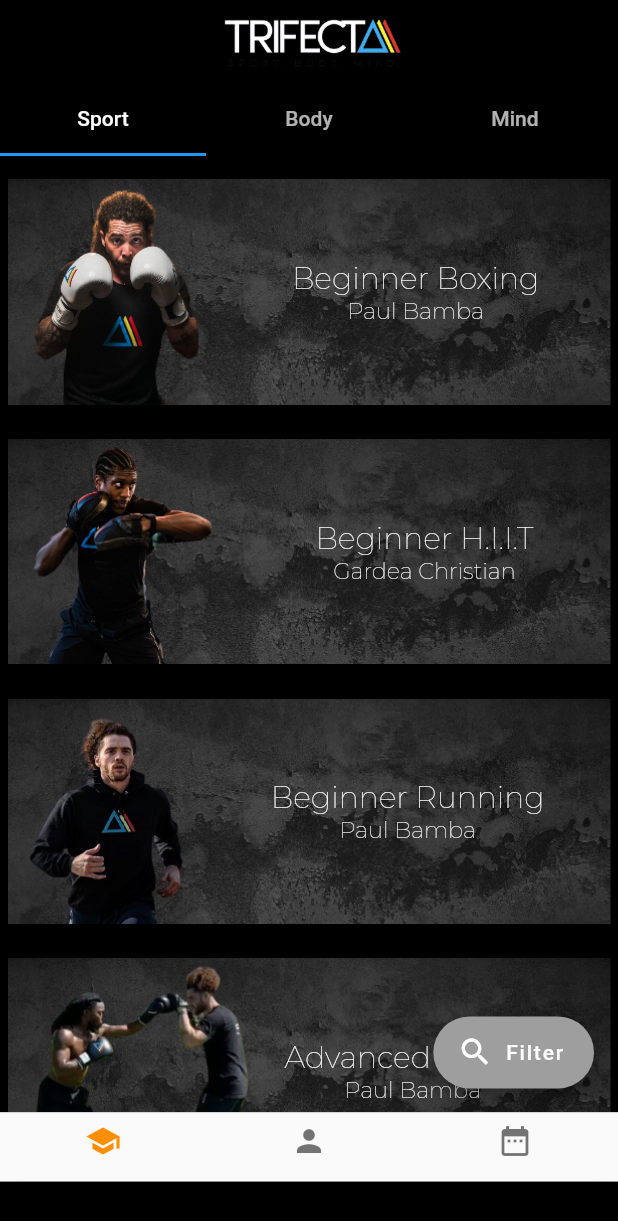
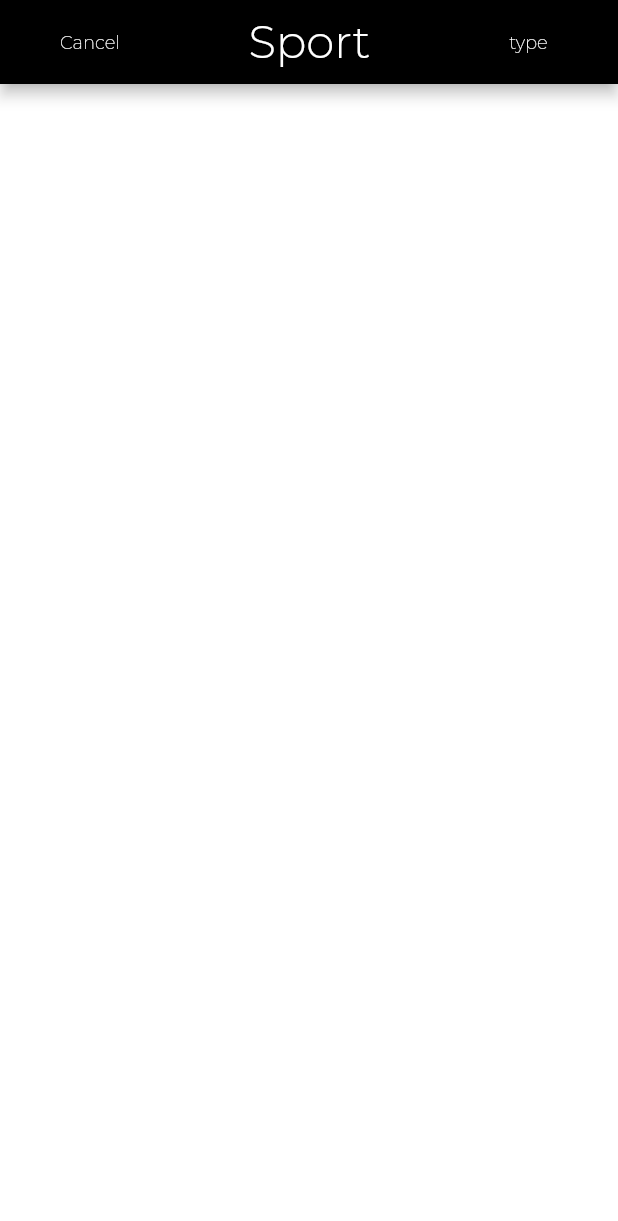
Before and after one commit to juderzzo/TrifectaAppFull, a Flutter app: the ProfileRoute screen opened directly, after a tap on "Filter", on a phone screen of 412 x 824 dp. Shown: the top 1221 px of the screen. Run offline on Flutter 3.47's test engine with Material 2 defaults, Android fonts, the phone set to English and light mode, and no system bars; our stand-ins replace font_awesome_flutter, google_fonts, table_calendar; missing offline and left inert: agora_rtc_engine.

Commit message:
filter page

```diff
--- a/TrifectaApp/lib/landing/all.dart
+++ b/TrifectaApp/lib/landing/all.dart
@@ -1,5 +1,5 @@
 export 'challenges.dart';
 export 'classDesc.dart';
-
+export 'filter.dart';
 export 'homepage.dart';
 export 'livestream.dart';
--- /dev/null
+++ b/TrifectaApp/lib/landing/filter.dart
@@ -0,0 +1,80 @@
+import 'package:flutter/material.dart';
+import 'package:http/http.dart' as http;
+import 'package:google_fonts/google_fonts.dart';
+import 'package:font_awesome_flutter/font_awesome_flutter.dart';
+import '../all.dart';
+
+class FilterRoute extends StatefulWidget {
+  final String type;
+  FilterRoute({Key key, this.type}) : super(key: key);
+
+  @override
+  _FilterRouteState createState() => _FilterRouteState();
+
+}
+
+class _FilterRouteState extends State<FilterRoute>{
+
+  @override
+  void initState() {
+    super.initState();
+  }
+
+  //Future<List> futureAlbum;
+
+  @override
+  Widget build(BuildContext context) {
+    return MaterialApp(
+      home: Container(
+        child: Column(
+          children: [
+            AppBar(
+              backgroundColor: Colors.black,
+              //title: Header(),
+              title:
+              Row(
+                children: [
+                //Spacer(),
+                FlatButton(
+                child: Text("Cancel", style: GoogleFonts.montserrat(
+                                            color: Colors.white,
+                                            fontSize: 12,
+                                            fontWeight: FontWeight.w200,
+                                          ),
+                        ),
+
+                        onPressed: () {
+                  Navigator.pop(context);
+                      },
+                ),
+
+                Spacer(flex: 2),
+                Text(widget.type, style: GoogleFonts.montserrat(
+                                            color: Colors.white,
+                                            fontSize: 30,
+                                            fontWeight: FontWeight.w300,
+                                          ),
+                        ),
+
+                Spacer(flex: 3),
+
+                Text("type", style: GoogleFonts.montserrat(
+                                            color: Colors.white,
+                                            fontSize: 12,
+                                            fontWeight: FontWeight.w200,
+                                          ),
+                        ),
+
+                Spacer(),
+
+
+                ]
+              ),
+              ),
+
+          ]
+        )
+      )
+    );
+  }
+}
--- a/TrifectaApp/lib/landing/homepage.dart
+++ b/TrifectaApp/lib/landing/homepage.dart
@@ -104,8 +104,12 @@ class _HomeRouteState extends State<HomeRoute>{
                         ),
                         floatingActionButton: FloatingActionButton.extended(
                           onPressed: () {
-                            // Add your onPressed code here!
+                            Navigator.push(
+                                context,
+                                MaterialPageRoute(builder: (context) => FilterRoute(type: "Sport")),
+                              );
                           },
+
                           label: Text('Filter'),
                           icon: Icon(Icons.search),
                           backgroundColor: Colors.grey,
```
Also changed, not shown: 1 other file.
